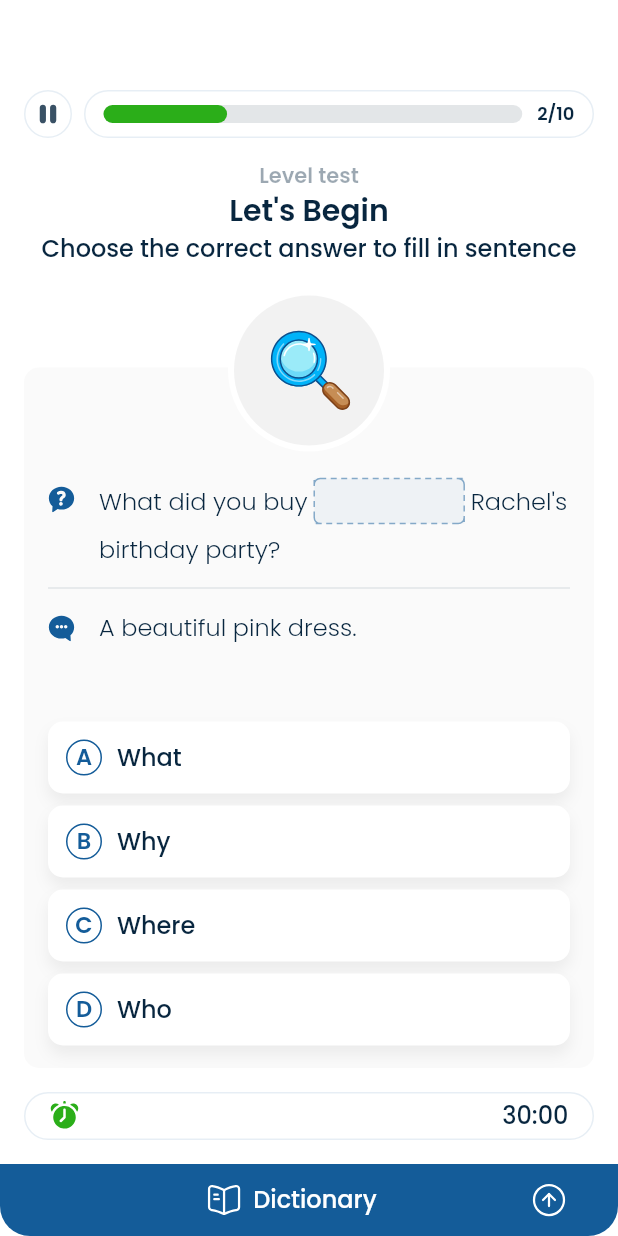
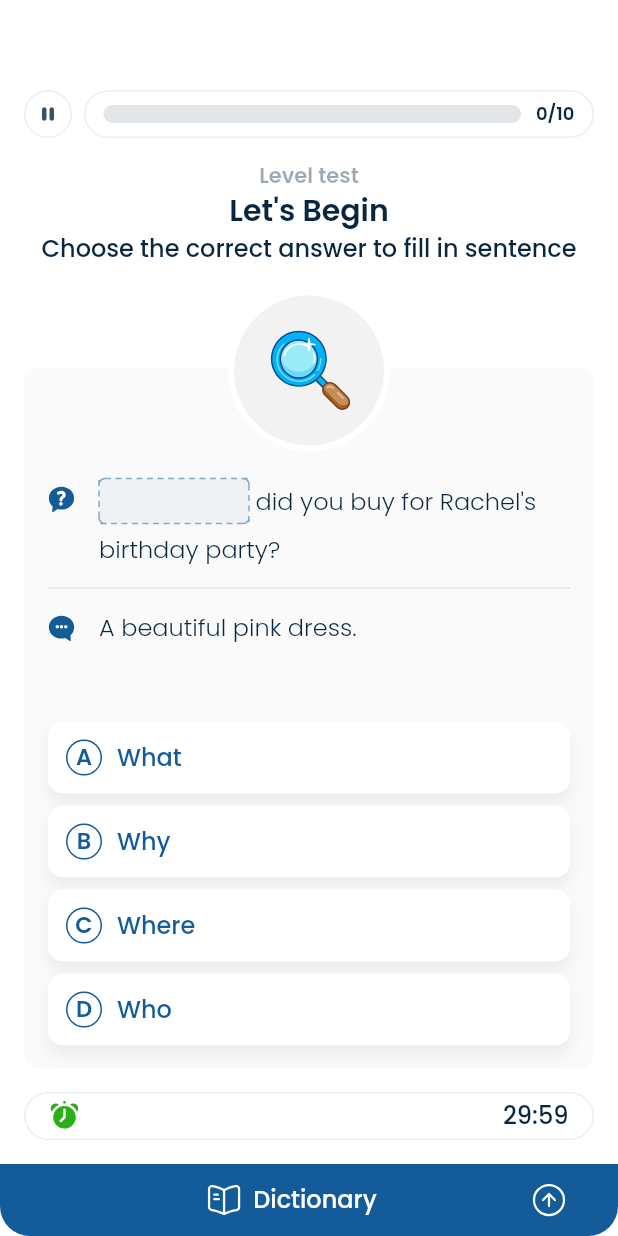
Before and after one commit to boolkaco/english_test, a Flutter app: the screen it shows after launch, after a tap on "Let's begin", on a phone screen of 412 x 824 dp. Run offline on Flutter 3.47's test engine with Material 3 defaults, Android fonts, the phone set to English and light mode, and no system bars; our stand-ins replace easy_localization, equatable, flutter_bloc, flutter_svg, hive_flutter, wakelock; accounts and stored records are empty.

Commit message:
add change question logic

```diff
--- a/lib/app.dart
+++ b/lib/app.dart
@@ -1,6 +1,5 @@
 import 'package:easy_localization/easy_localization.dart';
 import 'package:english_test/screens/level_screen.dart';
-import 'package:english_test/screens/task_screen.dart';
 import 'package:flutter/material.dart';
 import 'package:flutter_bloc/flutter_bloc.dart';
 import 'package:english_test/bloc/app/app_cubit.dart';
--- a/lib/bloc/app/app_cubit.dart
+++ b/lib/bloc/app/app_cubit.dart
@@ -1,10 +1,68 @@
+import 'dart:async';
+
+import 'package:english_test/consts/sentences.dart';
+import 'package:english_test/models/sentence_model.dart';
 import 'package:flutter_bloc/flutter_bloc.dart';
 import 'package:equatable/equatable.dart';
 
 part 'app_state.dart';
 
 class AppCubit extends Cubit<AppState> {
-  AppCubit() : super(const AppState());
+  Timer? _timer;
 
+  AppCubit()
+      : super(AppState(
+          sentences: Sentences.list,
+          remainingTime: const Duration(minutes: 30),
+        )) {
+    _startTimer();
+  }
 
+  void _startTimer() {
+    _timer?.cancel();
+    _timer = Timer.periodic(const Duration(seconds: 1), (timer) {
+      final seconds = state.remainingTime.inSeconds - 1;
+      if (seconds < 0) {
+        timer.cancel();
+      } else {
+        emit(state.copyWith(remainingTime: Duration(seconds: seconds)));
+      }
+    });
+  }
+
+  void pauseTimer() {
+    if (_timer?.isActive ?? false) {
+      _timer?.cancel();
+      emit(state.copyWith(isPaused: true));
+    }
+  }
+
+  void resumeTimer() {
+    if (state.isPaused) {
+      _startTimer();
+      emit(state.copyWith(isPaused: false));
+    }
+  }
+
+  @override
+  Future<void> close() {
+    _timer?.cancel();
+    return super.close();
+  }
+
+  void setNextStep(bool isCorrect) {
+    int step = 0;
+    int score = state.score;
+    bool isComplete = false;
+    if ((state.currentStep + 1) == state.sentences.length) {
+      isComplete = true;
+    } else {
+      step = state.currentStep + 1;
+    }
+    emit(state.copyWith(
+      currentStep: step,
+      score: isCorrect ? ++score : score,
+      isComplete: isComplete,
+    ));
+  }
 }
--- a/lib/bloc/app/app_state.dart
+++ b/lib/bloc/app/app_state.dart
@@ -1,22 +1,47 @@
 part of 'app_cubit.dart';
 
 class AppState extends Equatable {
+  final int currentStep;
   final int score;
+  final Duration remainingTime;
+  final bool isComplete;
+  final List<SentenceModel> sentences;
+  final bool isPaused;
 
   const AppState({
+    this.currentStep = 0,
     this.score = 0,
+    this.remainingTime = const Duration(minutes: 30),
+    this.isComplete = false,
+    required this.sentences,
+    this.isPaused = false,
   });
 
   @override
   List<Object?> get props => [
+    currentStep,
     score,
+    remainingTime,
+    isComplete,
+    sentences,
+    isPaused,
   ];
 
   AppState copyWith({
+    int? currentStep,
     int? score,
+    Duration? remainingTime,
+    bool? isComplete,
+    List<SentenceModel>? sentences,
+    bool? isPaused,
   }) {
     return AppState(
+      currentStep: currentStep ?? this.currentStep,
       score: score ?? this.score,
+      remainingTime: remainingTime ?? this.remainingTime,
+      isComplete: isComplete ?? this.isComplete,
+      sentences: sentences ?? this.sentences,
+      isPaused: isPaused ?? this.isPaused,
     );
   }
 }
--- a/lib/consts/sentences.dart
+++ b/lib/consts/sentences.dart
@@ -3,62 +3,72 @@ import 'package:english_test/models/sentence_model.dart';
 class Sentences {
   static List<SentenceModel> list = [
     SentenceModel(
-      sentence: 'What did you buy for Rachel\'s birthday party?',
+      text: 'What did you buy for Rachel\'s birthday party?',
       hint: 'A beautiful pink dress.',
+      correctAnswer: 'What',
       answers: ['What', 'Why', 'Where', 'Who'],
       missingWordIndex: 0,
     ),
     SentenceModel(
-      sentence: 'Where did you spend your vacation?',
+      text: 'Where did you spend your vacation?',
       hint: 'At the beach.',
+      correctAnswer: 'Where',
       answers: ['How', 'Where', 'Are', 'Who'],
       missingWordIndex: 0,
     ),
     SentenceModel(
-      sentence: 'How do you like your coffee?',
+      text: 'How do you like your coffee?',
       hint: 'Black and strong.',
+      correctAnswer: 'do',
       answers: ['do', 'did', 'does', 'are'],
       missingWordIndex: 1,
     ),
     SentenceModel(
-      sentence: 'Who was your childhood hero?',
+      text: 'Who was your childhood hero?',
       hint: 'Superman.',
+      correctAnswer: 'your',
       answers: ['any', 'some', 'do', 'your'],
       missingWordIndex: 2,
     ),
     SentenceModel(
-      sentence: 'What is your favorite book?',
+      text: 'What is your favorite book?',
       hint: '1984 by Orwell.',
+      correctAnswer: 'is',
       answers: ['your', 'are', 'is', 'do'],
       missingWordIndex: 1,
     ),
     SentenceModel(
-      sentence: 'When is your day off?',
+      text: 'When is your day off?',
       hint: 'On Sundays.',
-      answers: ['What', 'Why', 'Where', 'Who'],
-      missingWordIndex: 1,
+      correctAnswer: 'When',
+      answers: ['What', 'Why', 'Where', 'When'],
+      missingWordIndex: 0,
     ),
     SentenceModel(
-      sentence: 'Why are you studying English?',
+      text: 'Why are you studying English?',
       hint: 'For work.',
+      correctAnswer: 'Why',
       answers: ['What', 'Where', 'Why', 'Who'],
       missingWordIndex: 0,
     ),
     SentenceModel(
-      sentence: 'Which fruit do you like best?',
+      text: 'Which fruit do you like best?',
       hint: 'Apples.',
+      correctAnswer: 'like',
       answers: ['eat', 'like', 'save', 'get'],
-      missingWordIndex: 5,
+      missingWordIndex: 4,
     ),
     SentenceModel(
-      sentence: 'Can you play any instruments?',
+      text: 'Can you play any instruments?',
       hint: 'The guitar.',
+      correctAnswer: 'Can',
       answers: ['How', 'Can', 'Which', 'Should'],
       missingWordIndex: 0,
     ),
     SentenceModel(
-      sentence: 'Do you prefer cats or dogs?',
+      text: 'Do you prefer cats or dogs?',
       hint: 'Cats.',
+      correctAnswer: 'Do',
       answers: ['Do', 'Does', 'Can', 'Shall'],
       missingWordIndex: 0,
     ),
--- a/lib/models/sentence_model.dart
+++ b/lib/models/sentence_model.dart
@@ -1,25 +1,29 @@
 class SentenceModel {
-  final String sentence;
+  final String text;
   final String hint;
+  final String correctAnswer;
   final List<String> answers;
   final int missingWordIndex;
 
   SentenceModel({
-    required this.sentence,
+    required this.text,
     required this.hint,
+    required this.correctAnswer,
     required this.answers,
     required this.missingWordIndex,
   });
 
   SentenceModel copyWith({
-    String? sentence,
+    String? text,
     String? hint,
+    String? correctAnswer,
     List<String>? answers,
     int? missingWordIndex,
   }) {
     return SentenceModel(
-      sentence: sentence ?? this.sentence,
+      text: text ?? this.text,
       hint: hint ?? this.hint,
+      correctAnswer: correctAnswer ?? this.correctAnswer,
       answers: answers ?? this.answers,
       missingWordIndex: missingWordIndex ?? this.missingWordIndex,
     );
@@ -27,8 +31,9 @@ class SentenceModel {
 
   Map<String, dynamic> toJson() {
     return {
-      'sentence': sentence,
+      'text': text,
       'hint': hint,
+      'correctAnswer': correctAnswer,
       'answers': answers,
       'missingWordIndex': missingWordIndex,
     };
@@ -36,8 +41,9 @@ class SentenceModel {
 
   factory SentenceModel.fromJson(Map<String, dynamic> json) {
     return SentenceModel(
-      sentence: json['sentence'],
+      text: json['text'],
       hint: json['hint'],
+      correctAnswer: json['correctAnswer'],
       answers: json['answers'],
       missingWordIndex: json['missingWordIndex'],
     );
--- /dev/null
+++ b/lib/screens/calculating_screen.dart
@@ -0,0 +1,14 @@
+import 'package:flutter/material.dart';
+
+class CalculatingScreen extends StatelessWidget {
+  const CalculatingScreen({super.key});
+
+  @override
+  Widget build(BuildContext context) {
+    return Scaffold(
+      body: Center(
+        child: Text('1123'),
+      ),
+    );
+  }
+}
--- a/lib/screens/level_screen.dart
+++ b/lib/screens/level_screen.dart
@@ -48,12 +48,10 @@ class SplashScreen extends StatelessWidget {
           Padding(
             padding: const EdgeInsets.symmetric(horizontal: 16),
             child: ElevatedButton(
-              onPressed: () => {
-                Navigator.push(
-                  context,
-                  MaterialPageRoute(builder: (context) => const TaskScreen()),
-                )
-              },
+              onPressed: () => Navigator.push(
+                context,
+                MaterialPageRoute(builder: (context) => const TaskScreen()),
+              ),
               child: Text(
                 'login_screen.button',
                 style: Theme.of(context).textTheme.headlineSmall!.copyWith(
--- a/lib/screens/task_screen.dart
+++ b/lib/screens/task_screen.dart
@@ -1,16 +1,37 @@
 import 'package:easy_localization/easy_localization.dart';
+import 'package:english_test/bloc/app/app_cubit.dart';
+import 'package:english_test/screens/calculating_screen.dart';
 import 'package:english_test/theme/app_colors.dart';
 import 'package:english_test/widgets/dictionary_button.dart';
 import 'package:english_test/widgets/progress_bar.dart';
 import 'package:english_test/widgets/question/question_card.dart';
 import 'package:english_test/widgets/time_bar.dart';
 import 'package:flutter/material.dart';
+import 'package:flutter_bloc/flutter_bloc.dart';
 
 class TaskScreen extends StatelessWidget {
   const TaskScreen({super.key});
 
   @override
   Widget build(BuildContext context) {
+    return BlocBuilder<AppCubit, AppState>(
+      builder: (context, state) {
+        if (state.isComplete) {
+          WidgetsBinding.instance.addPostFrameCallback((_) {
+            Navigator.push(
+              context,
+              MaterialPageRoute(builder: (context) => const CalculatingScreen()),
+            );
+          });
+        }
+        if (state.remainingTime == Duration.zero) {
+          WidgetsBinding.instance.addPostFrameCallback((_) {
+            Navigator.push(
+              context,
+              MaterialPageRoute(builder: (context) => const CalculatingScreen()),
+            );
+          });
+        }
         return Scaffold(
           body: Padding(
             padding: const EdgeInsets.only(top: 60),
@@ -21,7 +42,11 @@ class TaskScreen extends StatelessWidget {
                     padding: const EdgeInsets.symmetric(horizontal: 16),
                     child: Column(
                       children: [
-                    const ProgressBar(totalSteps: 10, currentStep: 2),
+                        ProgressBar(
+                          totalSteps: state.sentences.length,
+                          currentStep: state.currentStep,
+                          isPaused: state.isPaused,
+                        ),
                         const SizedBox(height: 16),
                         Text(
                           'task_screen.hint',
@@ -44,11 +69,13 @@ class TaskScreen extends StatelessWidget {
                           style: Theme.of(context).textTheme.headlineSmall,
                         ).tr(),
                         const SizedBox(height: 17),
-                    const Expanded(
-                      child: QuestionCard(),
+                        Expanded(
+                          child: QuestionCard(
+                            sentence: state.sentences[state.currentStep],
+                          ),
                         ),
                         const SizedBox(height: 16),
-                    const TimeBar(),
+                        TimeBar(remainingTime: state.remainingTime),
                       ],
                     ),
                   ),
@@ -59,5 +86,7 @@ class TaskScreen extends StatelessWidget {
             ),
           ),
         );
+      },
+    );
   }
 }
--- a/lib/theme/app_colors.dart
+++ b/lib/theme/app_colors.dart
@@ -8,6 +8,7 @@ class AppColors {
   static const orange = Color(0xFFFFA93C);
   static const blue = Color(0xFF145C99);
   static const green = Color(0xFF2BAE19);
+  static const red = Color(0xFFF33E3E);
 
   static const tiber = Color(0xFF08263F);
   static const oldLace = Color(0xFFFDF2E9);
--- a/lib/widgets/progress_bar.dart
+++ b/lib/widgets/progress_bar.dart
@@ -1,28 +1,36 @@
+import 'package:english_test/bloc/app/app_cubit.dart';
 import 'package:english_test/theme/app_colors.dart';
 import 'package:flutter/material.dart';
+import 'package:flutter_bloc/flutter_bloc.dart';
 import 'package:flutter_svg/flutter_svg.dart';
 
 class ProgressBar extends StatelessWidget {
   final int totalSteps;
   final int currentStep;
+  final bool isPaused;
 
   const ProgressBar({
     super.key,
     required this.totalSteps,
     required this.currentStep,
+    this.isPaused = false,
   });
 
   @override
   Widget build(BuildContext context) {
-    final double progress = (totalSteps > 0 && currentStep > 0)
-        ? (currentStep / totalSteps).clamp(0.0, 1.0)
-        : 0.0;
-
     final String stepText = '$currentStep/$totalSteps';
 
     return Row(
       children: [
-        Container(
+        GestureDetector(
+          onTap: () {
+            if (isPaused) {
+              BlocProvider.of<AppCubit>(context).resumeTimer();
+            } else {
+              BlocProvider.of<AppCubit>(context).pauseTimer();
+            }
+          },
+          child: Container(
             width: 32,
             height: 32,
             padding: const EdgeInsets.all(4),
@@ -32,8 +40,14 @@ class ProgressBar extends StatelessWidget {
               ),
               borderRadius: const BorderRadius.all(Radius.circular(20)),
             ),
+            child: FittedBox(
+              fit: BoxFit.scaleDown,
               child: SvgPicture.asset(
-            'assets/images/pause.svg',
+                isPaused ? 'assets/images/play.svg' : 'assets/images/pause.svg',
+                width: 16,
+                height: 16,
+              ),
+            ),
           ),
         ),
         const SizedBox(width: 8),
@@ -50,7 +64,15 @@ class ProgressBar extends StatelessWidget {
             child: Row(
               children: [
                 Expanded(
-                  child: Stack(
+                  child: LayoutBuilder(
+                    builder:
+                        (BuildContext context, BoxConstraints constraints) {
+                      final double maxWidth = constraints.maxWidth;
+                      final double progressWidth =
+                          ((currentStep / totalSteps) * maxWidth)
+                              .clamp(0.0, maxWidth);
+
+                      return Stack(
                         children: [
                           Align(
                             alignment: Alignment.centerLeft,
@@ -68,7 +90,7 @@ class ProgressBar extends StatelessWidget {
                             alignment: Alignment.centerLeft,
                             child: Container(
                               height: 12,
-                          width: progress * MediaQuery.of(context).size.width,
+                              width: progressWidth,
                               decoration: const BoxDecoration(
                                 color: AppColors.green,
                                 borderRadius: BorderRadius.all(
@@ -78,23 +100,23 @@ class ProgressBar extends StatelessWidget {
                             ),
                           ),
                         ],
+                      );
+                    },
                   ),
                 ),
-                Padding(
-                  padding: const EdgeInsets.only(left: 10),
-                  child: Text(
+                const SizedBox(width: 10),
+                Text(
                   stepText,
                   style: Theme.of(context).textTheme.headlineSmall!.copyWith(
                         color: AppColors.tiber,
                         fontSize: 12,
                         fontWeight: FontWeight.w600,
                       ),
-                  ),
-                ),
+                )
               ],
             ),
           ),
-        ),
+        )
       ],
     );
   }
--- a/lib/widgets/question/entry_answer.dart
+++ b/lib/widgets/question/entry_answer.dart
@@ -1,23 +1,44 @@
+import 'package:flutter/material.dart';
+import 'package:flutter_svg/flutter_svg.dart';
 import 'package:english_test/theme/app_colors.dart';
-import 'package:flutter/material.dart';
 
 class EntryAnswer extends StatelessWidget {
   final String text;
   final String letter;
+  final VoidCallback onTap;
+  final bool? isSelected;
 
   const EntryAnswer({
     super.key,
     required this.text,
-    this.letter = 'B',
+    required this.letter,
+    required this.onTap,
+    this.isSelected,
   });
 
   @override
   Widget build(BuildContext context) {
-    return Container(
+    Color backgroundColor = isSelected == null
+        ? AppColors.white
+        : isSelected!
+            ? Colors.green
+            : Colors.red;
+
+    Color textColor = isSelected == null ? AppColors.blue : Colors.white;
+
+    String iconName = isSelected == null
+        ? ''
+        : isSelected!
+            ? 'assets/images/correct.svg'
+            : 'assets/images/wrong.svg';
+
+    return GestureDetector(
+      onTap: onTap,
+      child: Container(
         height: 48,
         padding: const EdgeInsets.symmetric(horizontal: 12),
         decoration: BoxDecoration(
-        color: Colors.white,
+          color: backgroundColor,
           borderRadius: BorderRadius.circular(10),
           boxShadow: [
             BoxShadow(
@@ -31,10 +52,11 @@ class EntryAnswer extends StatelessWidget {
         child: Row(
           mainAxisSize: MainAxisSize.max,
           children: [
-          Container(
+            iconName.isEmpty
+                ? Container(
                     height: 24,
                     width: 24,
-            padding: const EdgeInsets.only(top: 1),
+                    alignment: Alignment.center,
                     decoration: BoxDecoration(
                       border: Border.all(color: AppColors.blue, width: 1),
                       borderRadius: const BorderRadius.all(Radius.circular(20)),
@@ -42,18 +64,23 @@ class EntryAnswer extends StatelessWidget {
                     child: Text(
                       letter,
                       textAlign: TextAlign.center,
-              style: Theme.of(context).textTheme.headlineSmall!.copyWith(
+                      style:
+                          Theme.of(context).textTheme.headlineSmall!.copyWith(
                                 color: AppColors.blue,
                                 fontSize: 15,
                                 fontWeight: FontWeight.w600,
                               ),
                     ),
+                  )
+                : SvgPicture.asset(
+                    iconName,
                   ),
             const SizedBox(width: 10),
             Expanded(
               child: Text(
                 text,
                 style: Theme.of(context).textTheme.headlineSmall!.copyWith(
+                      color: textColor,
                       fontWeight: FontWeight.w500,
                     ),
                 softWrap: true,
@@ -61,6 +88,7 @@ class EntryAnswer extends StatelessWidget {
             ),
           ],
         ),
+      ),
     );
   }
 }
--- a/lib/widgets/question/question_card.dart
+++ b/lib/widgets/question/question_card.dart
@@ -1,16 +1,76 @@
+import 'package:english_test/bloc/app/app_cubit.dart';
+import 'package:english_test/models/sentence_model.dart';
 import 'package:english_test/theme/app_colors.dart';
 import 'package:english_test/widgets/question/entry_answer.dart';
 import 'package:english_test/widgets/question/fill_sentence.dart';
 import 'package:english_test/widgets/question/lens_icon.dart';
 import 'package:flutter/material.dart';
+import 'package:flutter_bloc/flutter_bloc.dart';
 import 'package:flutter_svg/flutter_svg.dart';
 
-class QuestionCard extends StatelessWidget {
-  const QuestionCard({super.key});
+class QuestionCard extends StatefulWidget {
+  final SentenceModel sentence;
+
+  const QuestionCard({super.key, required this.sentence});
+
+  @override
+  State<QuestionCard> createState() => _QuestionCardState();
+}
+
+class _QuestionCardState extends State<QuestionCard> {
+  int? selectedAnswerIndex;
+
+  @override
+  void initState() {
+    super.initState();
+    selectedAnswerIndex = null;
+  }
+
+  String _getLetter(int index) {
+    return String.fromCharCode('A'.codeUnitAt(0) + index);
+  }
+
+  void _handleAnswer(int index) {
+    bool isCorrect =
+        widget.sentence.answers[index] == widget.sentence.correctAnswer;
+    setState(() {
+      selectedAnswerIndex = index;
+    });
+
+    Future.delayed(const Duration(seconds: 1), () {
+      BlocProvider.of<AppCubit>(context).setNextStep(isCorrect);
+      setState(() {
+        selectedAnswerIndex = null;
+      });
+    });
+  }
 
   @override
   Widget build(BuildContext context) {
     final screenSize = MediaQuery.of(context).size;
+
+    List<Widget> entryAnswers = List.generate(
+      widget.sentence.answers.length,
+      (index) {
+        bool? isSelected = selectedAnswerIndex == index;
+
+        return Padding(
+          padding: EdgeInsets.only(top: index == 0 ? 0 : 8),
+          child: EntryAnswer(
+            text: widget.sentence.answers[index],
+            letter: _getLetter(index),
+            onTap: () => _handleAnswer(index),
+            isSelected: isSelected == true &&
+                    widget.sentence.answers[index] ==
+                        widget.sentence.correctAnswer
+                ? true
+                : isSelected == true
+                    ? false
+                    : null,
+          ),
+        );
+      },
+    );
 
     return Stack(
       clipBehavior: Clip.none,
@@ -45,11 +105,10 @@ class QuestionCard extends StatelessWidget {
                       const SizedBox(
                         width: 16,
                       ),
-                      const Flexible(
+                      Flexible(
                         child: FillSentence(
-                          text:
-                              'What did you buy for Rachel\'s birthday party?',
-                          missingWordIndex: 4,
+                          text: widget.sentence.text,
+                          missingWordIndex: widget.sentence.missingWordIndex,
                         ),
                       )
                     ],
@@ -76,7 +135,7 @@ class QuestionCard extends StatelessWidget {
                       ),
                       Flexible(
                         child: Text(
-                          'A beautiful pink dress.',
+                          widget.sentence.hint,
                           style: Theme.of(context)
                               .textTheme
                               .headlineSmall!
@@ -89,13 +148,7 @@ class QuestionCard extends StatelessWidget {
                     ],
                   ),
                   const Spacer(),
-                  const EntryAnswer(text: 'What', letter: 'A',),
-                  const SizedBox(height: 8),
-                  const EntryAnswer(text: 'Why', letter: 'B',),
-                  const SizedBox(height: 8),
-                  const EntryAnswer(text: 'Where', letter: 'C',),
-                  const SizedBox(height: 8),
-                  const EntryAnswer(text: 'Who', letter: 'D',),
+                  ...entryAnswers,
                   const SizedBox(height: 15),
                 ],
               ),
--- a/lib/widgets/time_bar.dart
+++ b/lib/widgets/time_bar.dart
@@ -3,12 +3,24 @@ import 'package:flutter/material.dart';
 import 'package:flutter_svg/flutter_svg.dart';
 
 class TimeBar extends StatelessWidget {
+  final Duration remainingTime;
+
   const TimeBar({
     super.key,
+    required this.remainingTime,
   });
+
+  String _formatDuration(Duration duration) {
+    String twoDigits(int n) => n.toString().padLeft(2, '0');
+    final minutes = twoDigits(duration.inMinutes.remainder(60));
+    final seconds = twoDigits(duration.inSeconds.remainder(60));
+    return "$minutes:$seconds";
+  }
 
   @override
   Widget build(BuildContext context) {
+    final timeString = _formatDuration(remainingTime);
+
     return Container(
       height: 32,
       padding: const EdgeInsets.symmetric(horizontal: 16),
@@ -25,7 +37,7 @@ class TimeBar extends StatelessWidget {
             'assets/images/clock.svg',
           ),
           Text(
-            '30:00',
+            timeString,
             style: Theme.of(context).textTheme.headlineSmall!.copyWith(
                   fontWeight: FontWeight.w500,
                 ),
```
Also changed, not shown: assets/images/correct.svg (added), assets/images/play.svg (added), assets/images/wrong.svg (added). Lines whose indentation alone changed are shown as unchanged.
